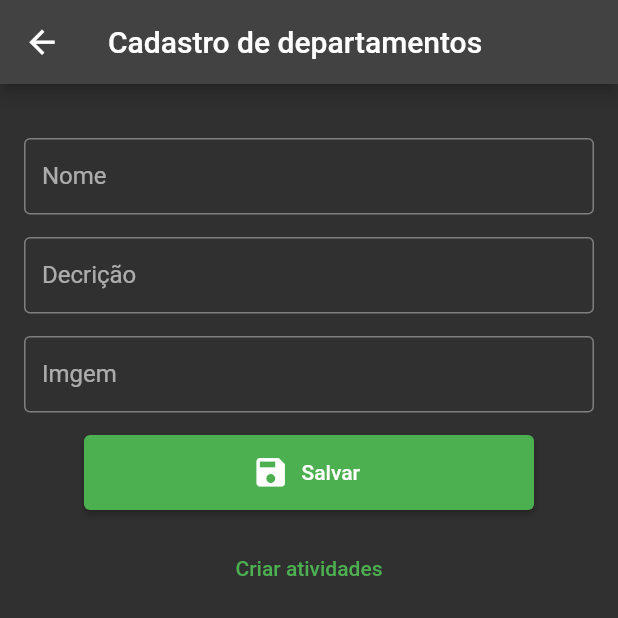
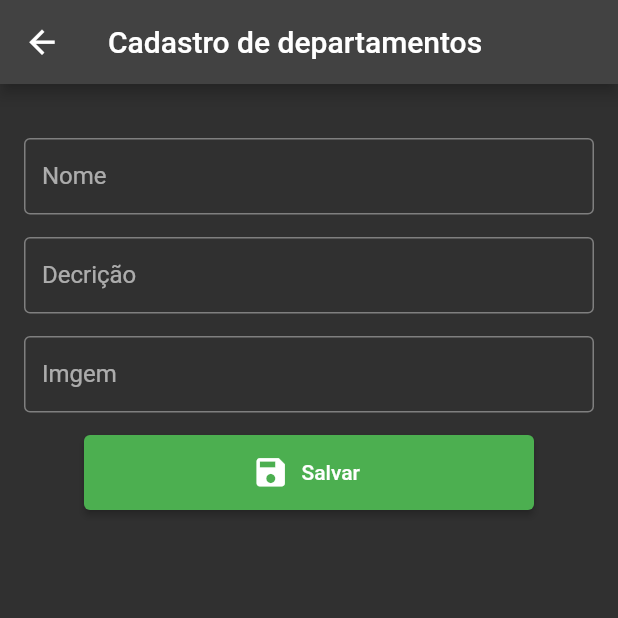
Before and after one commit to luizzlcs/iasd_myadmin, a Flutter app: the CreatDepartaments screen opened directly, on a phone screen of 412 x 824 dp, the top half of it. Run offline on Flutter 3.47's test engine with Material 2 defaults, Android fonts, the phone set to English and light mode, and no system bars; our stand-ins replace file_picker, flutter_svg.

Commit message:
Removido botão da página.

```diff
--- a/lib/app/core/departament/creat_departaments.dart
+++ b/lib/app/core/departament/creat_departaments.dart
@@ -132,11 +132,6 @@ class _CreatDepartamentsState extends State<CreatDepartaments> {
               const SizedBox(
                 height: 15,
               ),
-              TextButton(
-                onPressed: () =>
-                    Navigator.of(context).pushNamed(AppRoutes.activityScreen),
-                child: const Text('Criar atividades'),
-              )
             ],
           ),
         ),
```
